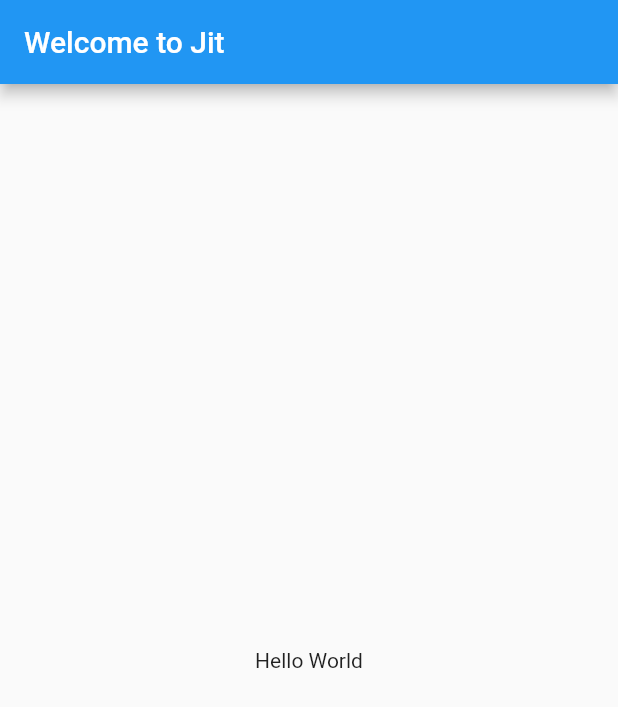
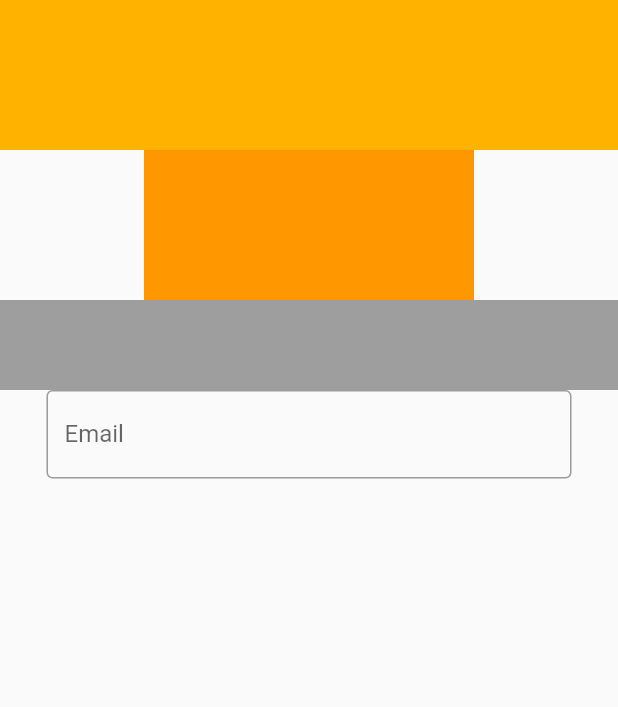
Before and after one commit to VPpexis/NightOwls-JiT-App, a Flutter app: the screen it shows after launch, on a phone screen of 412 x 824 dp. Shown: the top 707 px of the screen. Run offline on Flutter 3.47's test engine with Material 2 defaults, Android fonts, the phone set to English and light mode, and no system bars.

Commit message:
Modified Stuff 💀💀

```diff
--- a/lib/pages/registration.dart
+++ b/lib/pages/registration.dart
@@ -5,15 +5,40 @@
 
   @override
   Widget build(BuildContext context) {
-    return MaterialApp(
-        title: 'Jit',
-        home: Scaffold(
-          appBar: AppBar(
-            title: const Text('Welcome to Jit'),
-          ),
-          body: const Center(
-            child: Text('Hello World'),
-          ),
-        ));
+    return Scaffold(
+      body: Container(
+        width: double.infinity,
+        height: double.infinity,
+        child: Column(
+          children: <Widget>[
+            Container(
+              height: 100,
+              color: Colors.amber[600],
+            ),
+            Container(
+              height: 100,
+              width: 220,
+              color: Colors.orange[500],
+              child: null,
+            ),
+            Container(
+              height: 60,
+              color: Colors.grey,
+            ),
+            Container(
+              width: 350,
+              child: const TextField(
+                obscureText: true,
+                decoration: InputDecoration(
+                    border: OutlineInputBorder(), labelText: 'Email'),
+              ),
+            ),
+            Container(
+              height: 350,
+            ),
+          ],
+        ),
+      ),
+    );
   }
 }
```
Also changed, not shown: assets/loginpagebg.png (added), 1 other file.
